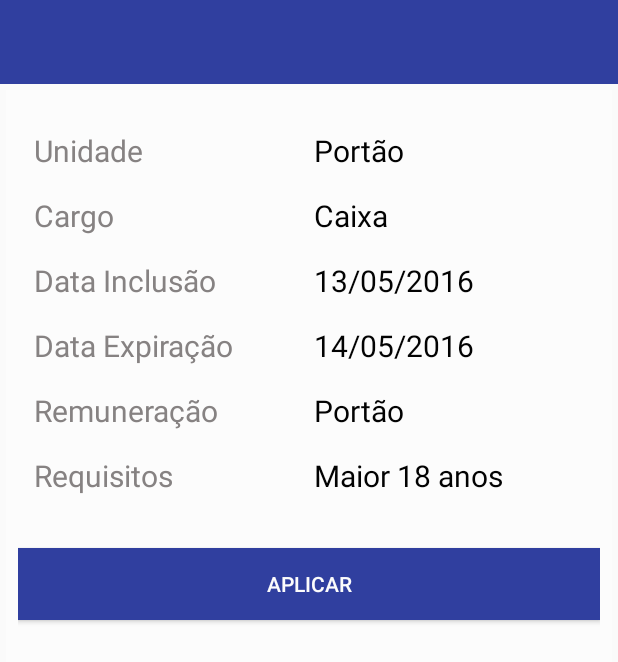
After one commit to vmandre/market, an Android app: the layout activity_detalhe_vaga.xml on its own in the app's theme, with its tools: preview values and no code run, on a phone screen of 412 x 824 dp. The commit adds this screen. Shown: the top 662 px of the screen. Run offline under Robolectric (Android 15) with nearby library versions, the phone set to English and light mode, and no system bars.

Commit message:
Detalhes vagas

```diff
--- /dev/null
+++ b/Market-APP/app/src/main/java/br/com/market/activities/DetalhesVagasActivity.java
@@ -0,0 +1,51 @@
+package br.com.market.activities;
+
+import android.app.Activity;
+import android.content.Intent;
+import android.os.Bundle;
+import android.widget.TextView;
+
+import org.androidannotations.annotations.EActivity;
+import org.androidannotations.annotations.ViewById;
+
+import java.util.Timer;
+import java.util.TimerTask;
+
+import br.com.market.R;
+import br.com.market.models.Vaga;
+
+@EActivity
+public class DetalhesVagasActivity extends Activity {
+
+    @ViewById(R.id.tv_id_cargo)
+    TextView textCargo;
+
+    @ViewById(R.id.tv_id_unidade)
+    TextView textUnidade;
+
+    @ViewById(R.id.tv_id_data_inclusao)
+    TextView textDataInclusao;
+
+    @ViewById(R.id.tv_id_data_expiracao)
+    TextView textDataExpiracao;
+
+    @ViewById(R.id.tv_id_remuneracao)
+    TextView textRemuneracao;
+
+    @Override
+    protected void onCreate(Bundle savedInstanceState) {
+
+        super.onCreate(savedInstanceState);
+        setContentView(R.layout.activity_detalhe_vaga);
+
+        Intent i = getIntent();
+        Vaga vaga = (Vaga) i.getSerializableExtra("VAGA");
+        textCargo.setText(vaga.getCargo().getDescricao());
+        textUnidade.setText(vaga.getLoja().getNome());
+        //textDataInclusao.setText(vaga.getDataAbertura().getDate().toString());
+        //textDataExpiracao.setText(vaga.getDataAbertura().getDate());
+        //textRemuneracao.setText(vaga.getDataAbertura().getDate());
+
+    }
+
+}
--- a/Market-APP/app/src/main/java/br/com/market/activities/MainActivity.java
+++ b/Market-APP/app/src/main/java/br/com/market/activities/MainActivity.java
@@ -20,7 +20,6 @@ import org.androidannotations.annotations.EActivity;
 import org.androidannotations.annotations.ViewById;
 
 import br.com.market.R;
-import br.com.market.fragment.VagasDisponiveisFragment;
 import br.com.market.fragment.VagasDisponiveisFragment_;
 import br.com.market.infra.ParametrosAplicacao;
 import br.com.market.infra.Utils;
--- a/Market-APP/app/src/main/java/br/com/market/fragment/VagasDisponiveisFragment.java
+++ b/Market-APP/app/src/main/java/br/com/market/fragment/VagasDisponiveisFragment.java
@@ -1,14 +1,19 @@
 package br.com.market.fragment;
 
 import android.app.Activity;
+import android.content.Intent;
 import android.os.Bundle;
+import android.support.design.widget.NavigationView;
 import android.support.v4.app.Fragment;
 import android.util.Log;
 import android.view.LayoutInflater;
 import android.view.View;
 import android.view.ViewGroup;
+import android.widget.AdapterView;
+import android.widget.ArrayAdapter;
 import android.widget.EditText;
 import android.widget.ListView;
+import android.widget.TextView;
 import android.widget.Toast;
 
 import org.androidannotations.annotations.Background;
@@ -22,6 +27,8 @@ import java.util.ArrayList;
 import java.util.List;
 
 import br.com.market.R;
+import br.com.market.activities.DetalhesVagasActivity;
+import br.com.market.activities.DetalhesVagasActivity_;
 import br.com.market.adapter.VagasAdapter;
 import br.com.market.infra.ParametrosAplicacao;
 import br.com.market.infra.Utils;
@@ -29,7 +36,6 @@ import br.com.market.models.Cargo;
 import br.com.market.models.Funcionario;
 import br.com.market.models.Vaga;
 import br.com.market.services.MarketRestService;
-import br.com.market.services.MarketRestService_;
 
 @EFragment
 public class VagasDisponiveisFragment extends Fragment {
@@ -40,6 +46,8 @@ public class VagasDisponiveisFragment extends Fragment {
     MarketRestService marketService;
 
     private View view;
+
+    DetalhesVagasActivity detalhe = new DetalhesVagasActivity();
 
     public VagasDisponiveisFragment() {
     }
@@ -63,7 +71,32 @@ public class VagasDisponiveisFragment extends Fragment {
        //Recupera as listas de vagas do serviço e popula as list views.
        consultarListaVagasLoja(funcionarioLogado.getLoja().getCod());
        consultarListaVagasDiferenteLoja(funcionarioLogado.getLoja().getCod());
+
+       ListView suaUnidade = (ListView) view.findViewById(R.id.lv_sua_unidade);
+       suaUnidade.setOnItemClickListener(new AdapterView.OnItemClickListener() {
+           @Override
+           public void onItemClick(AdapterView<?> parent, View view, int position, long id) {
+               Vaga vaga = (Vaga) parent.getAdapter().getItem(position);
+
+               Intent intentFormulario = new Intent(getActivity(), DetalhesVagasActivity_.class);
+               intentFormulario.putExtra("VAGA", vaga);
+               startActivity(intentFormulario);
+           }
+       });
+
+       ListView outrasUnidade = (ListView) view.findViewById(R.id.lv_outras_unidades);
+       outrasUnidade.setOnItemClickListener(new AdapterView.OnItemClickListener() {
+           @Override
+           public void onItemClick(AdapterView<?> parent, View view, int position, long id) {
+               Vaga vaga = (Vaga) parent.getAdapter().getItem(position);
+
+               Intent intentFormulario = new Intent(getActivity(), DetalhesVagasActivity_.class);
+               intentFormulario.putExtra("VAGA", vaga);
+               startActivity(intentFormulario);
+           }
+       });
     }
+
 
     @Background
     public void consultarListaVagasLoja(Long idLoja) {
@@ -112,6 +145,7 @@ public class VagasDisponiveisFragment extends Fragment {
         exibirToast(mensagem, Toast.LENGTH_LONG);
     }
 
+
     private void exibirToast(CharSequence mensagem, int duration) {
         Toast.makeText( getActivity().getApplicationContext(), mensagem, duration).show();
     }
--- a/Market-APP/app/src/main/java/br/com/market/models/Cargo.java
+++ b/Market-APP/app/src/main/java/br/com/market/models/Cargo.java
@@ -1,6 +1,8 @@
 package br.com.market.models;
 
-public class Cargo extends AbstractModel {
+import java.io.Serializable;
+
+public class Cargo extends AbstractModel implements Serializable{
 
     private String descricao;
 
--- a/Market-APP/app/src/main/java/br/com/market/models/Loja.java
+++ b/Market-APP/app/src/main/java/br/com/market/models/Loja.java
@@ -1,6 +1,8 @@
 package br.com.market.models;
 
-public class Loja extends AbstractModel {
+import java.io.Serializable;
+
+public class Loja extends AbstractModel implements Serializable{
 
     private String nome;
 
--- a/Market-APP/app/src/main/java/br/com/market/models/Vaga.java
+++ b/Market-APP/app/src/main/java/br/com/market/models/Vaga.java
@@ -1,8 +1,9 @@
 package br.com.market.models;
 
+import java.io.Serializable;
 import java.util.Date;
 
-public class Vaga extends AbstractModel {
+public class Vaga extends AbstractModel implements Serializable{
 
     private Date dataAbertura;
     private String descricao;
--- /dev/null
+++ b/Market-APP/app/src/main/res/layout/activity_detalhe_vaga.xml
@@ -0,0 +1,200 @@
+<?xml version="1.0" encoding="utf-8"?>
+<android.support.v4.widget.DrawerLayout xmlns:android="http://schemas.android.com/apk/res/android"
+    xmlns:app="http://schemas.android.com/apk/res-auto"
+    xmlns:tools="http://schemas.android.com/tools"
+    android:id="@+id/drawer_layout"
+    android:layout_width="match_parent"
+    android:layout_height="match_parent"
+    android:fitsSystemWindows="true"
+    tools:openDrawer="start"
+    app:layout_behavior="@string/appbar_scrolling_view_behavior">
+
+    <RelativeLayout xmlns:android="http://schemas.android.com/apk/res/android"
+        xmlns:app="http://schemas.android.com/apk/res-auto"
+        xmlns:tools="http://schemas.android.com/tools"
+        android:layout_width="match_parent"
+        android:layout_height="match_parent"
+        app:layout_behavior="@string/appbar_scrolling_view_behavior"
+        tools:context="br.com.market.activities.MainActivity">
+
+            <LinearLayout
+                android:layout_width="match_parent"
+                android:layout_height="match_parent"
+                android:orientation="vertical"
+                android:background="@color/branco"
+                android:layout_weight="0.5"
+                android:layout_margin="4dp"
+                android:paddingBottom="@dimen/margin_8dp"
+                android:paddingLeft="@dimen/margin_8dp"
+                android:paddingRight="@dimen/margin_8dp"
+                android:paddingTop="@dimen/margin_8dp">
+
+                <TableLayout
+                    android:layout_width="wrap_content"
+                    android:layout_height="wrap_content"
+                    android:stretchColumns="0,1"
+                    android:padding="5dp"
+                    android:layout_margin="5dp">
+
+                    <TableRow>
+                        <TextView
+                            android:layout_width="match_parent"
+                            android:layout_height="wrap_content"
+                            android:text="Unidade"
+                            android:fontFamily="sans-serif"
+                            android:textColor="@color/cinza_escuro"
+                            android:paddingBottom="@dimen/margin_8dp"
+                            android:paddingTop="@dimen/margin_8dp"
+                            android:layout_gravity="left"
+                            android:textSize="20dp"/>
+
+                        <TextView
+                            android:id="@+id/tv_id_unidade"
+                            android:layout_width="match_parent"
+                            android:layout_height="wrap_content"
+                            android:text="Portão"
+                            android:fontFamily="sans-serif"
+                            android:textColor="@color/preto"
+                            android:paddingBottom="@dimen/margin_8dp"
+                            android:paddingTop="@dimen/margin_8dp"
+                            android:layout_gravity="left"
+                            android:textSize="20dp"/>
+                    </TableRow>
+
+                    <TableRow>
+                        <TextView
+                            android:layout_width="match_parent"
+                            android:layout_height="wrap_content"
+                            android:text="Cargo"
+                            android:fontFamily="sans-serif"
+                            android:textColor="@color/cinza_escuro"
+                            android:paddingBottom="@dimen/margin_8dp"
+                            android:paddingTop="@dimen/margin_8dp"
+                            android:layout_gravity="left"
+                            android:textSize="20dp"/>
+
+                        <TextView
+                            android:id="@+id/tv_id_cargo"
+                            android:layout_width="match_parent"
+                            android:layout_height="wrap_content"
+                            android:text="Caixa"
+                            android:fontFamily="sans-serif"
+                            android:textColor="@color/preto"
+                            android:paddingBottom="@dimen/margin_8dp"
+                            android:paddingTop="@dimen/margin_8dp"
+                            android:layout_gravity="left"
+                            android:textSize="20dp"/>
+                    </TableRow>
+
+                    <TableRow>
+                        <TextView
+                            android:layout_width="match_parent"
+                            android:layout_height="wrap_content"
+                            android:text="Data Inclusão"
+                            android:fontFamily="sans-serif"
+                            android:textColor="@color/cinza_escuro"
+                            android:paddingBottom="@dimen/margin_8dp"
+                            android:paddingTop="@dimen/margin_8dp"
+                            android:layout_gravity="left"
+                            android:textSize="20dp"/>
+
+                        <TextView
+                            android:id="@+id/tv_id_data_inclusao"
+                            android:layout_width="match_parent"
+                            android:layout_height="wrap_content"
+                            android:text="13/05/2016"
+                            android:fontFamily="sans-serif"
+                            android:textColor="@color/preto"
+                            android:paddingBottom="@dimen/margin_8dp"
+                            android:paddingTop="@dimen/margin_8dp"
+                            android:layout_gravity="left"
+                            android:textSize="20dp"/>
+                    </TableRow>
+
+                    <TableRow>
+                        <TextView
+                            android:layout_width="match_parent"
+                            android:layout_height="wrap_content"
+                            android:text="Data Expiração"
+                            android:fontFamily="sans-serif"
+                            android:textColor="@color/cinza_escuro"
+                            android:paddingBottom="@dimen/margin_8dp"
+                            android:paddingTop="@dimen/margin_8dp"
+                            android:layout_gravity="left"
+                            android:textSize="20dp"/>
+
+                        <TextView
+                            android:id="@+id/tv_id_data_expiracao"
+                            android:layout_width="match_parent"
+                            android:layout_height="wrap_content"
+                            android:text="14/05/2016"
+                            android:fontFamily="sans-serif"
+                            android:textColor="@color/preto"
+                            android:paddingBottom="@dimen/margin_8dp"
+                            android:paddingTop="@dimen/margin_8dp"
+                            android:layout_gravity="left"
+                            android:textSize="20dp"/>
+                    </TableRow>
+
+                    <TableRow>
+                        <TextView
+                            android:layout_width="match_parent"
+                            android:layout_height="wrap_content"
+                            android:text="Remuneração"
+                            android:fontFamily="sans-serif"
+                            android:textColor="@color/cinza_escuro"
+                            android:paddingBottom="@dimen/margin_8dp"
+                            android:paddingTop="@dimen/margin_8dp"
+                            android:layout_gravity="left"
+                            android:textSize="20dp"/>
+
+                        <TextView
+                            android:id="@+id/tv_id_remuneracao"
+                            android:layout_width="match_parent"
+                            android:layout_height="wrap_content"
+                            android:text="Portão"
+                            android:fontFamily="sans-serif"
+                            android:textColor="@color/preto"
+                            android:paddingBottom="@dimen/margin_8dp"
+                            android:paddingTop="@dimen/margin_8dp"
+                            android:layout_gravity="left"
+                            android:textSize="20dp"/>
+                    </TableRow>
+
+                    <TableRow>
+                        <TextView
+                            android:layout_width="match_parent"
+                            android:layout_height="wrap_content"
+                            android:text="Requisitos"
+                            android:fontFamily="sans-serif"
+                            android:textColor="@color/cinza_escuro"
+                            android:paddingBottom="@dimen/margin_8dp"
+                            android:paddingTop="@dimen/margin_8dp"
+                            android:layout_gravity="left"
+                            android:textSize="20dp"/>
+
+                        <TextView
+                            android:id="@+id/tv_id_requisitos"
+                            android:layout_width="match_parent"
+                            android:layout_height="wrap_content"
+                            android:text="Maior 18 anos"
+                            android:fontFamily="sans-serif"
+                            android:textColor="@color/preto"
+                            android:paddingBottom="@dimen/margin_8dp"
+                            android:paddingTop="@dimen/margin_8dp"
+                            android:layout_gravity="left"
+                            android:textSize="20dp"/>
+                    </TableRow>
+
+                </TableLayout>
+
+                <Button
+                    android:layout_width="match_parent"
+                    android:layout_height="wrap_content"
+                    android:text="Aplicar"
+                    android:textColor="@color/branco"
+                    android:background="@color/colorPrimaryDark"
+                    android:layout_marginTop="@dimen/fab_margin" />
+            </LinearLayout>
+    </RelativeLayout>
+</android.support.v4.widget.DrawerLayout>
--- a/Market-APP/app/src/main/res/values/strings.xml
+++ b/Market-APP/app/src/main/res/values/strings.xml
@@ -1,5 +1,6 @@
 <resources>
     <string name="app_name">Market</string>
+    <string name="app_detalhes_vaga">Detalhes Vaga</string>
 
     <string name="navigation_drawer_open">Open navigation drawer</string>
     <string name="navigation_drawer_close">Close navigation drawer</string>
```
Also changed, not shown: Market-APP/app/src/main/AndroidManifest.xml (+7 -1 lines).
